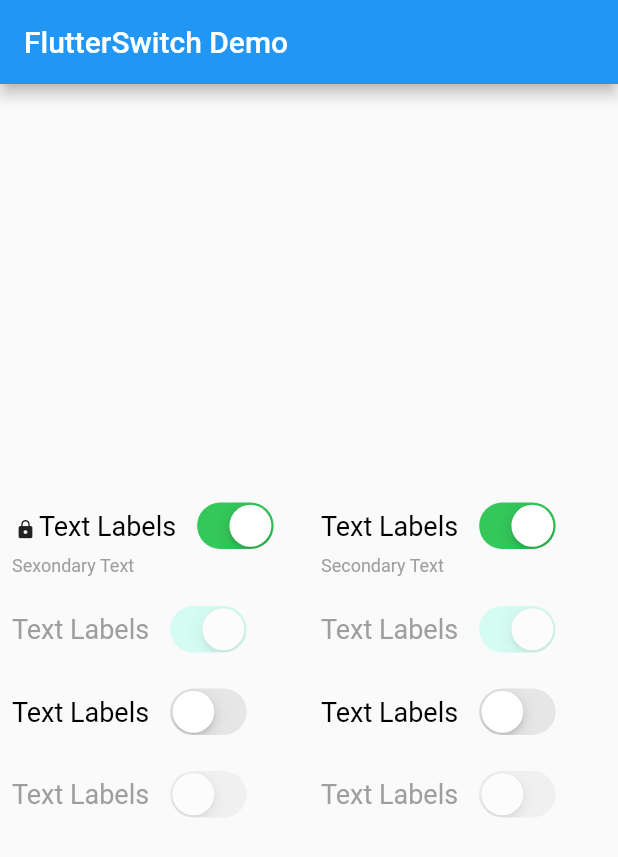
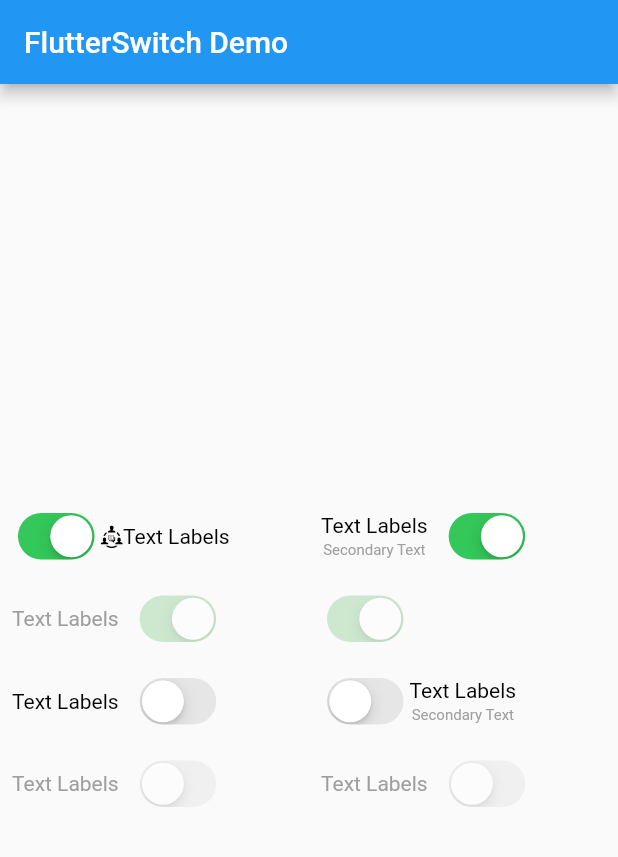
Before and after one commit to AM3108/SwitchTalk, a Flutter app: the screen it shows after launch, on a phone screen of 412 x 824 dp. Shown: the top 857 px of the screen. Run offline on Flutter 3.47's test engine with Material 2 defaults, Android fonts, the phone set to English and light mode, and no system bars; our stand-ins replace flutter_svg.

Commit message:
Switch Talk Commit with SVG

```diff
--- a/lib/custom_switch_widget.dart
+++ b/lib/custom_switch_widget.dart
@@ -1,16 +1,17 @@
 import 'package:flutter/cupertino.dart';
 import 'package:flutter/material.dart';
+import 'package:flutter_svg/svg.dart';
 
 class CustomSwitchTalk extends StatelessWidget {
-  const CustomSwitchTalk({Key? key, required this.value, required this.disabled,
-    required this.onChanged, required this.primaryText, this.secondaryText, this.icon,
+  const CustomSwitchTalk({Key? key, required this.status, required this.disabled,
+    required this.onChanged, this.primaryText, this.secondaryText, this.assetName,
     this.primaryTextFontSize, this.secondaryTextFontSize, this.alignRight}) : super(key: key);
-  final bool value;
+  final bool status;
   final bool disabled;
   final ValueChanged<bool> onChanged;
-  final String primaryText;
+  final String ? primaryText;
   final String ? secondaryText;
-  final IconData? icon;
+  final String ? assetName;
   final double? primaryTextFontSize;
   final double? secondaryTextFontSize;
   final bool ? alignRight;
@@ -19,88 +20,91 @@ class CustomSwitchTalk extends StatelessWidget {
     String semantics;
     if(disabled == true)
       {
-        semantics = '$primaryText Switch is Disabled';
-      }else if(value == true)
+          semantics = primaryText != null ? '$primaryText Switch is Disabled' : 'Switch is Disabled';
+      }else if(status == true)
         {
-          semantics = '$primaryText Switch is ON';
+          semantics = primaryText != null ?'$primaryText Switch is ON' : 'Switch is ON' ;
         }
     else {
-      semantics = '$primaryText Switch is OFF';
+      semantics = primaryText != null ?'$primaryText Switch is OFF': 'Switch is OFF';
     }
     return SafeArea(
       child: Padding(
         padding: const EdgeInsets.all(8.0),
         child: Column(
-          crossAxisAlignment: CrossAxisAlignment.start,
           children: [
             Row(
               children: [
                 alignRight == null || alignRight != true?
-                Padding(
-                  padding: const EdgeInsets.only(right: 10),
-                  child: RichText(
-                    text: TextSpan(
-                      children: [
-                         WidgetSpan(
-                          child: icon != null ? Padding(
-                            padding: const EdgeInsets.symmetric(horizontal: 2),
-                            child: Icon(icon, size: primaryTextFontSize ?? 14.0),
-                          ): Container(),
-                        ),
-                        TextSpan(
-                          text: primaryText,
-                          style: TextStyle(
-                              fontSize: primaryTextFontSize ?? 18.0,
-                              color: disabled == true?Colors.grey:Colors.black
-                          ),
-                        ),
-                      ],
-                    ),
-                  ),
-                ):Container(),
+                Column(
+                  children: [
+                    Padding(
+                      padding: const EdgeInsets.only(right: 10,),
+                      child: primaryText != null ? _getPrimaryText : Container(),),
+                    Padding(
+                      padding: const EdgeInsets.only(right: 10),
+                      child: secondaryText != null ? _getSecondaryText : Container(),),
+                  ],
+                ): Container(),
                 Semantics(
                   label: semantics,
                   child:
-                  CupertinoSwitch(value: value,
-                    activeColor: disabled ? Colors.tealAccent.withOpacity(0.5): CupertinoColors.systemGreen,
+                  CupertinoSwitch(value: status,
+                    activeColor: disabled ? Colors.green.withOpacity(0.5): CupertinoColors.systemGreen,
                     onChanged: disabled ? null : onChanged,
                   ),
                 ),
                 alignRight != null && alignRight == true?
-                Padding(
-                  padding: const EdgeInsets.only(left: 10),
-                  child: RichText(
-                    text: TextSpan(
-                      children: [
-                        WidgetSpan(
-                          child: icon != null ? Icon(icon, size: 14): Container(),
-                        ),
-                        TextSpan(
-                          text: primaryText,
-                          style: TextStyle(
-                              fontSize: primaryTextFontSize ?? 18.0,
-                              color: disabled == true?Colors.grey:Colors.black
-                          ),
-                        ),
-                      ],
-                    ),
-                  ),
-                ):Container(),
+                Column(
+                  children: [
+                    Padding(
+                      padding: const EdgeInsets.only(right: 10),
+                      child: primaryText != null ? _getPrimaryText : Container(),),
+                    Padding(
+                      padding: const EdgeInsets.only(right: 10),
+                      child: secondaryText != null ? _getSecondaryText : Container(),),
+                  ],
+                ): Container(),
               ],
             ),
-            secondaryText != null ?
-            Text(
-              secondaryText!,
-              style: TextStyle(
-                  fontSize: secondaryTextFontSize ?? 12,
-                  color: Colors.grey
-              ),
-              textAlign: TextAlign.start,
-            ):Container(),
           ],
 
         ),
       ),
     );
   }
+
+  get _getPrimaryText{
+    return RichText(
+      text: TextSpan(
+        children: [
+          WidgetSpan(
+            child: assetName != null ? SizedBox(
+              height: 15.0,width: 15.0,
+              child:  SvgPicture.asset(assetName!)) : Container(),
+          ),
+          TextSpan(
+            text: primaryText,
+            style: TextStyle(
+                fontSize: primaryTextFontSize ?? 14.0,
+                color: disabled == true?Colors.grey:Colors.black
+            ),
+          ),
+        ],
+      ),
+    );
 }
+
+  get _getSecondaryText{
+    return Padding(
+      padding: const EdgeInsets.only(top: 3),
+      child: Text(
+        secondaryText!,
+        style: TextStyle(
+            fontSize: secondaryTextFontSize ?? 10,
+            color: Colors.grey
+        ),
+      ),
+    );
+  }
+}
--- a/lib/main.dart
+++ b/lib/main.dart
@@ -30,14 +30,14 @@ class _SwitchTalkState extends State<SwitchTalk> {
             Row(
               children: [
                 Expanded(
-                  child: CustomSwitchTalk(secondaryText: "Sexondary Text" ,icon: Icons.lock ,alignRight: false,primaryText: 'Text Labels',value: activeStatus, disabled: false, onChanged: (val){
+                  child: CustomSwitchTalk(assetName: 'assets/team-communication.svg',alignRight: true,primaryText: 'Text Labels',status: activeStatus, disabled: false, onChanged: (val){
                     setState(() {
                       activeStatus = val;
                     });
                   }),
                 ),
                 Expanded(
-                  child: CustomSwitchTalk(secondaryText: "Secondary Text",primaryText: 'Text Labels',value: activeStatus, disabled: false, onChanged: (val){
+                  child: CustomSwitchTalk(secondaryText: "Secondary Text",primaryText: 'Text Labels',status: activeStatus, disabled: false, onChanged: (val){
                     setState(() {
                       activeStatus = val;
                     });
@@ -48,32 +48,32 @@ class _SwitchTalkState extends State<SwitchTalk> {
             Row(
               children: [
                 Expanded(
-                  child: CustomSwitchTalk(primaryText: 'Text Labels',value: activeStatus, disabled: true, onChanged: (val){
+                  child: CustomSwitchTalk(primaryText: 'Text Labels',status: activeStatus, disabled: true, onChanged: (val){
                     setState(() {
                       activeStatus = val;
                     });
                   }),
                 ),
                 Expanded(
-                  child: CustomSwitchTalk(value: activeStatus, disabled: true, onChanged: (val){
+                  child: CustomSwitchTalk(alignRight: true, status: activeStatus, disabled: true, onChanged: (val){
                     setState(() {
                       activeStatus = val;
                     });
-                  }, primaryText: 'Text Labels',),
+                  },),
                 ),
               ],
             ),
             Row(
               children: [
                 Expanded(
-                  child: CustomSwitchTalk(primaryText: 'Text Labels',value: deActiveStatus, disabled: false, onChanged: (val){
+                  child: CustomSwitchTalk(primaryText: 'Text Labels',status: deActiveStatus, disabled: false, onChanged: (val){
                     setState(() {
                       deActiveStatus = val;
                     });
                   }),
                 ),
                 Expanded(
-                  child: CustomSwitchTalk(value: deActiveStatus, disabled: false, onChanged: (val){
+                  child: CustomSwitchTalk(alignRight: true,secondaryText: "Secondary Text",status: deActiveStatus, disabled: false, onChanged: (val){
                     setState(() {
                       deActiveStatus = val;
                     });
@@ -84,14 +84,14 @@ class _SwitchTalkState extends State<SwitchTalk> {
             Row(
               children: [
                 Expanded(
-                  child: CustomSwitchTalk(primaryText: 'Text Labels',value: deActiveStatus, disabled: true, onChanged: (val){
+                  child: CustomSwitchTalk(primaryText: 'Text Labels',status: deActiveStatus, disabled: true, onChanged: (val){
                     setState(() {
                       deActiveStatus = val;
                     });
                   }),
                 ),
                 Expanded(
-                  child: CustomSwitchTalk(value: deActiveStatus, disabled: true, onChanged: (val){
+                  child: CustomSwitchTalk(status: deActiveStatus, disabled: true, onChanged: (val){
                     setState(() {
                       deActiveStatus = val;
                     });
--- a/pubspec.yaml
+++ b/pubspec.yaml
@@ -34,6 +34,7 @@ dependencies:
   # The following adds the Cupertino Icons font to your application.
   # Use with the CupertinoIcons class for iOS style icons.
   cupertino_icons: ^1.0.2
+  flutter_svg: ^1.0.0
 
 
 dev_dependencies:
@@ -59,9 +60,8 @@ flutter:
   uses-material-design: true
 
   # To add assets to your application, add an assets section, like this:
-  # assets:
-  #   - images/a_dot_burr.jpeg
-  #   - images/a_dot_ham.jpeg
+  assets:
+    - assets/
 
   # An image asset can refer to one or more resolution-specific "variants", see
   # https://flutter.dev/assets-and-images/#resolution-aware.
```
Also changed, not shown: assets/team-communication.svg (added), pubspec.lock.
